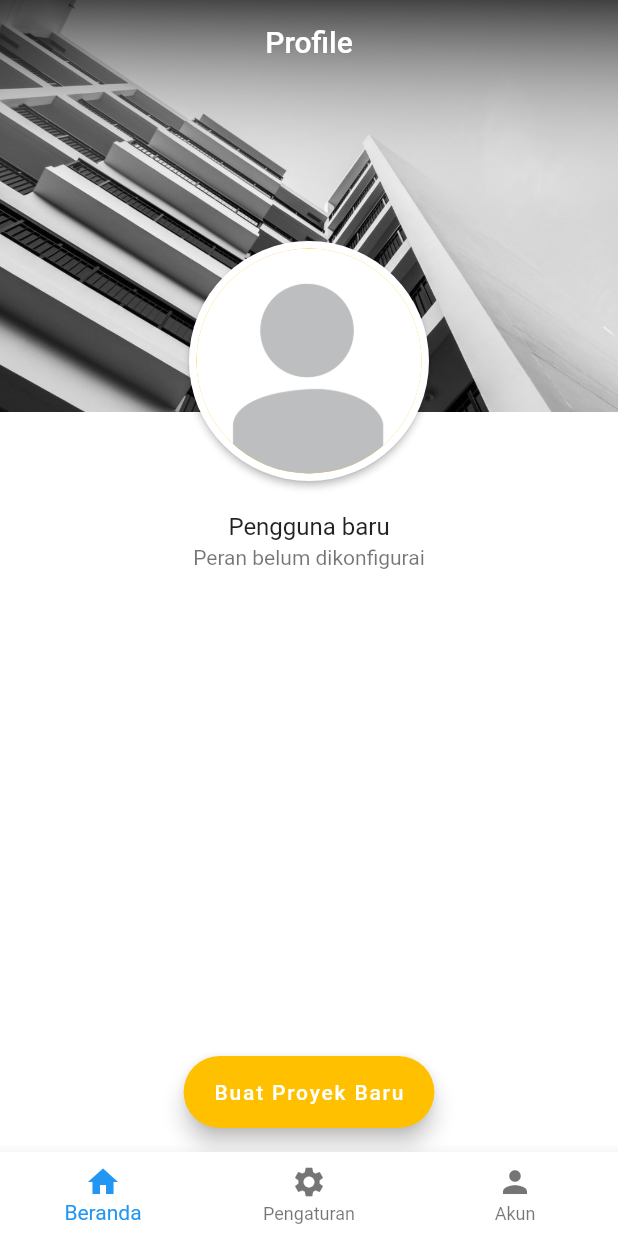
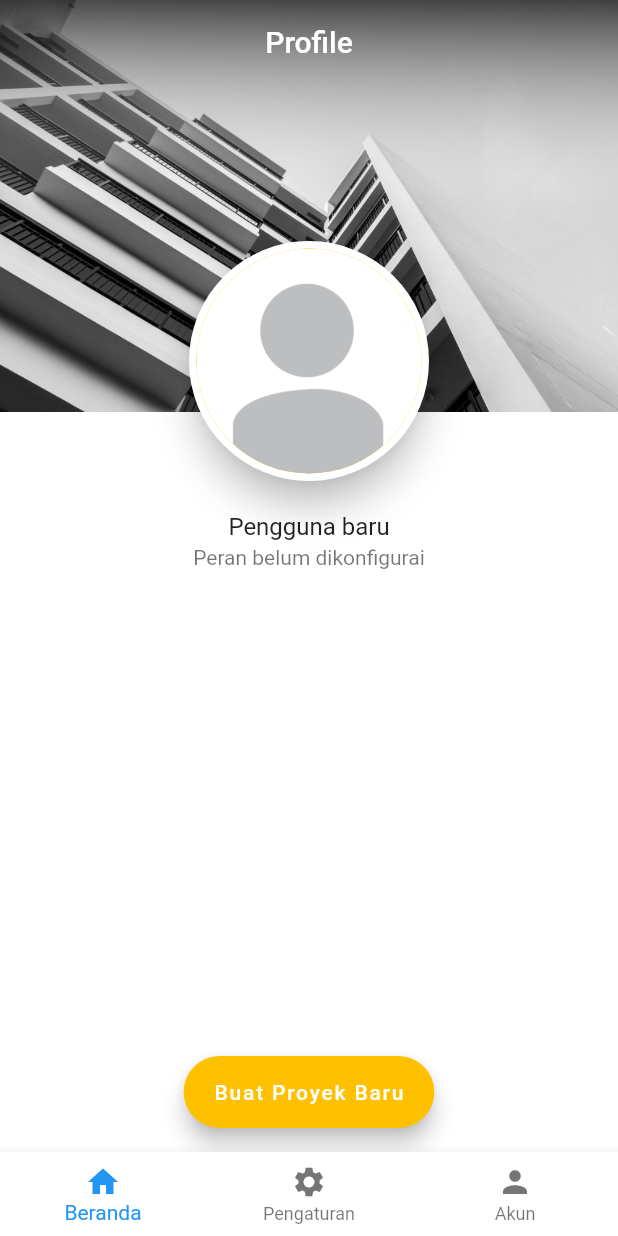
Before and after one commit to qisashasanudin/bangunin_id, a Flutter app: the screen it shows once a user with an empty profile is signed in, on a phone screen of 412 x 824 dp. Run offline on Flutter 3.47's test engine with Material 2 defaults, Android fonts, the phone set to English and light mode, and no system bars; our stand-ins replace cloud_firestore, firebase_auth, flutter_spinkit; accounts and stored records are empty.

Commit message:
minor fixes

```diff
--- a/lib/screens/mainmenu/tab_home.dart
+++ b/lib/screens/mainmenu/tab_home.dart
@@ -86,7 +86,7 @@ class _HomeState extends State<Home> {
     return Positioned(
       bottom: -50,
       child: Card(
-        elevation: 2,
+        elevation: 10,
         shape: CircleBorder(),
         child: Padding(
           padding: const EdgeInsets.all(5.0),
```
